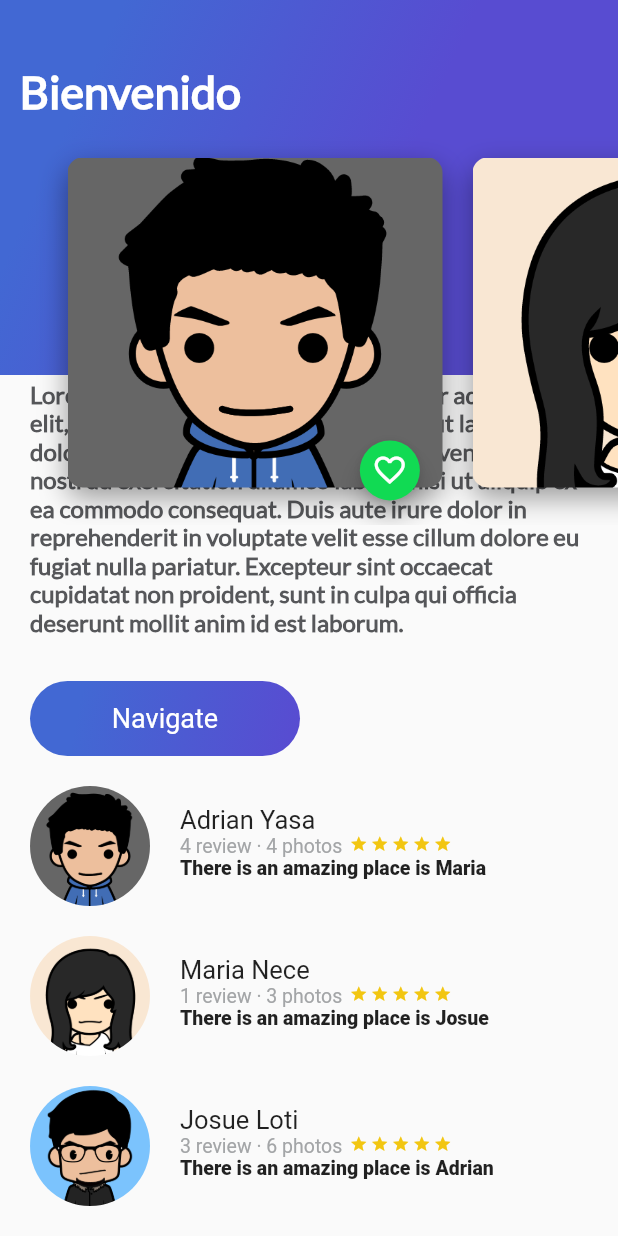
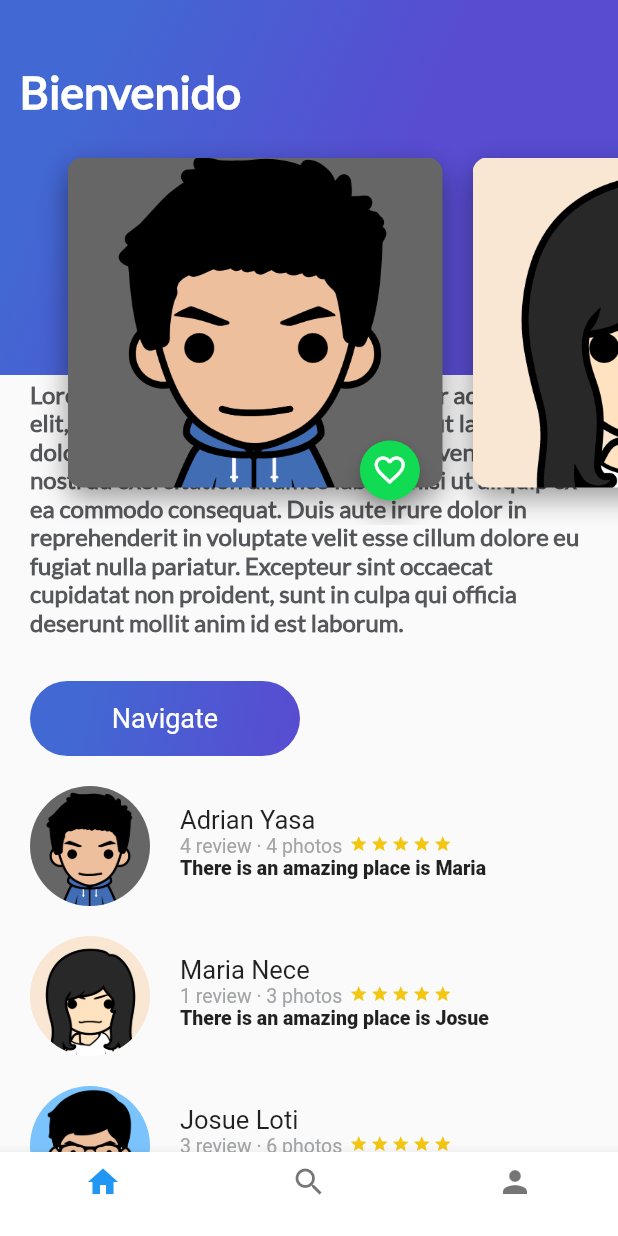
Before and after one commit to MartinVargasP/Trips, a Flutter app: the screen it shows after launch, scrolled down 123 dp, on a phone screen of 412 x 824 dp. Run offline on Flutter 3.47's test engine with Material 2 defaults, Android fonts, the phone set to English and light mode, and no system bars; Roboto replaces fonts that are missing (Late).

Commit message:
BottomNavigationBar

```diff
--- /dev/null
+++ b/lib/home_trips.dart
@@ -0,0 +1,29 @@
+import 'package:flutter/material.dart';
+import 'package:platzi_trips_app/description_place.dart';
+import 'package:platzi_trips_app/header_appbar.dart';
+import 'package:platzi_trips_app/review_list.dart';
+
+class HomeTrips extends StatelessWidget{
+
+  String descriptionDummy = 'Lorem ipsum dolor sit amet, consectetur adipiscing elit, sed do eiusmod tempor incididunt ut labore et dolore magna aliqua. Ut enim ad minim veniam, quis nostrud exercitation ullamco laboris nisi ut aliquip ex ea commodo consequat. Duis aute irure dolor in reprehenderit in voluptate velit esse cillum dolore eu fugiat nulla pariatur. Excepteur sint occaecat cupidatat non proident, sunt in culpa qui officia deserunt mollit anim id est laborum.';
+
+  @override
+  Widget build(BuildContext context) {
+    // TODO: implement build
+    return Stack(
+      children: <Widget>[
+        ListView(
+          children: <Widget>[
+            DescriptionPLace('Bahamas',4,descriptionDummy),
+            ReviewList(),
+            Container(
+              margin: EdgeInsets.all(10.0),
+            )
+          ],
+        ),
+        HeaderAppBar()
+      ],
+    );
+  }
+
+}
--- a/lib/main.dart
+++ b/lib/main.dart
@@ -1,15 +1,10 @@
 import 'package:flutter/material.dart';
-import 'description_place.dart';
-import 'review_list.dart';
-import 'gradient_back.dart';
-import 'header_appbar.dart';
+import 'platzi_trips.dart';
 
 void main() => runApp(MyApp());
 
 class MyApp extends StatelessWidget {
   // This widget is the root of your application.
-
-  String descriptionDummy = 'Lorem ipsum dolor sit amet, consectetur adipiscing elit, sed do eiusmod tempor incididunt ut labore et dolore magna aliqua. Ut enim ad minim veniam, quis nostrud exercitation ullamco laboris nisi ut aliquip ex ea commodo consequat. Duis aute irure dolor in reprehenderit in voluptate velit esse cillum dolore eu fugiat nulla pariatur. Excepteur sint occaecat cupidatat non proident, sunt in culpa qui officia deserunt mollit anim id est laborum.';
 
   @override
   Widget build(BuildContext context) {
@@ -27,22 +22,7 @@ class MyApp extends StatelessWidget {
         // is not restarted.
         primarySwatch: Colors.blue,
       ),
-      home: Scaffold(
-        body: Stack(
-          children: <Widget>[
-            ListView(
-              children: <Widget>[
-                DescriptionPLace('Bahamas',4,descriptionDummy),
-                ReviewList(),
-                Container(
-                  margin: EdgeInsets.all(10.0),
-                )
-              ],
-            ),
-            HeaderAppBar()
-          ],
-        ),
-      ),
+      home: PlatziTrips()
     );
   }
 }
--- /dev/null
+++ b/lib/platzi_trips.dart
@@ -0,0 +1,65 @@
+import 'package:flutter/material.dart';
+import 'home_trips.dart';
+import 'search_trips.dart';
+import 'profile_trips.dart';
+
+class PlatziTrips extends StatefulWidget{
+
+  @override
+  State<StatefulWidget> createState() {
+    // TODO: implement createState
+    return _MyPlatziTrips();
+  }
+
+}
+
+class _MyPlatziTrips extends State<PlatziTrips>{
+
+  int indexTab = 0;
+
+  final List<Widget> widgetsChildren = [
+    HomeTrips(),
+    SearchTrips(),
+    ProfileTrips()
+  ];
+
+  void onTapTapped(int index){
+    setState(() {
+      indexTab = index;
+    });
+  }
+
+
+  @override
+  Widget build(BuildContext context) {
+    // TODO: implement build
+    return Scaffold(
+      bottomNavigationBar: Theme(
+        data: Theme.of(context).copyWith(
+          canvasColor: Colors.white,
+          primaryColor: Colors.purple
+        ),
+        child: BottomNavigationBar(
+          onTap: onTapTapped,
+          currentIndex: indexTab,
+            items: [
+              BottomNavigationBarItem(
+                title: Text(''),
+                icon: Icon(Icons.home)
+              ),
+              BottomNavigationBarItem(
+                  title: Text(''),
+                  icon: Icon(Icons.search)
+              ),
+              BottomNavigationBarItem(
+                  title: Text(''),
+                  icon: Icon(Icons.person)
+              )
+            ]
+        ),
+      ),
+      body: widgetsChildren[indexTab],
+    );
+  }
+
+}
--- /dev/null
+++ b/lib/profile_trips.dart
@@ -0,0 +1,10 @@
+import 'package:flutter/material.dart';
+
+class ProfileTrips extends StatelessWidget{
+  @override
+  Widget build(BuildContext context) {
+    return Container(
+      color: Colors.indigo,
+    );
+  }
+}
--- /dev/null
+++ b/lib/search_trips.dart
@@ -0,0 +1,10 @@
+import 'package:flutter/material.dart';
+
+class SearchTrips extends StatelessWidget{
+  @override
+  Widget build(BuildContext context) {
+    return Container(
+      color: Colors.greenAccent,
+    );
+  }
+}
```
Also changed, not shown: lib/platzi_trips_cupertino.dart (added).
